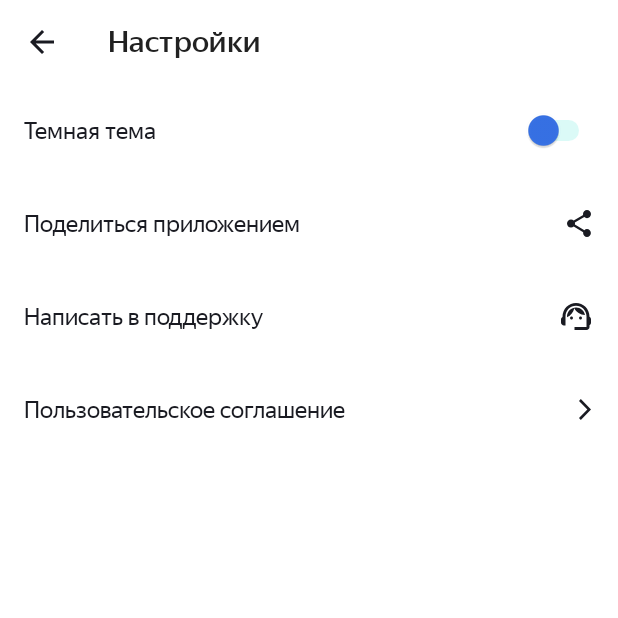
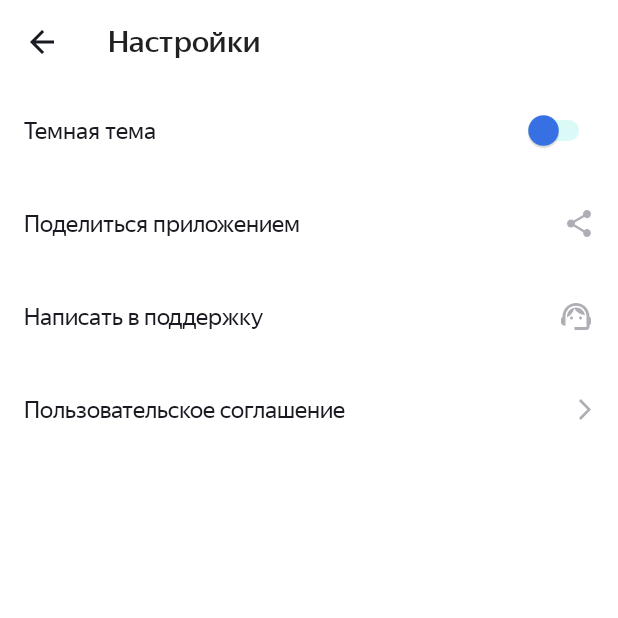
Before and after one commit to MalyhinIlya/PlaylistMaker, an Android app: the SettingsActivity screen opened directly, with no data from a screen before it, on a phone screen of 412 x 824 dp, the top half of it. Run offline under Robolectric (Android 15) with nearby library versions, the phone set to English and light mode, and no system bars.

Commit message:
Спринт 9. Исправления замечаний

```diff
--- a/app/src/main/java/ru/practicum/playlistmaker/SettingsActivity.kt
+++ b/app/src/main/java/ru/practicum/playlistmaker/SettingsActivity.kt
@@ -31,25 +31,25 @@ class SettingsActivity : AppCompatActivity() {
         toolbar.setTitleTextAppearance(this, R.style.header_style)
         toolbar.setNavigationOnClickListener { finish() }
 
+        findViewById<TextView>(R.id.share_app).setOnClickListener {
             val shareAppIntent = Intent(Intent.ACTION_SEND)
             shareAppIntent.setType("text/plain")
             shareAppIntent.putExtra(Intent.EXTRA_TEXT, getString(R.string.share_app_link))
-        findViewById<TextView>(R.id.share_app).setOnClickListener {
             startActivity(shareAppIntent)
         }
 
+        findViewById<TextView>(R.id.need_help).setOnClickListener {
             val needHelpIntent = Intent(Intent.ACTION_SENDTO)
             needHelpIntent.data = "mailto:".toUri()
-        needHelpIntent.putExtra(Intent.EXTRA_EMAIL, getString(R.string.contact_us))
+            needHelpIntent.putExtra(Intent.EXTRA_EMAIL, arrayOf(getString(R.string.contact_us)))
             needHelpIntent.putExtra(Intent.EXTRA_SUBJECT, getString(R.string.need_help_mail_subject))
             needHelpIntent.putExtra(Intent.EXTRA_TEXT, getString(R.string.need_help_mail_message))
-        findViewById<TextView>(R.id.need_help).setOnClickListener {
             startActivity(needHelpIntent)
         }
 
+        findViewById<TextView>(R.id.user_aggreement).setOnClickListener {
             val userAgreementIntent = Intent(Intent.ACTION_VIEW)
             userAgreementIntent.data = getString(R.string.user_agreement_link).toUri()
-        findViewById<TextView>(R.id.user_aggreement).setOnClickListener {
             startActivity(userAgreementIntent)
         }
 
--- a/app/src/main/res/drawable/search.xml
+++ b/app/src/main/res/drawable/search.xml
@@ -1,5 +1,5 @@
 <vector xmlns:android="http://schemas.android.com/apk/res/android"
-    android:width="16dp"
+    android:width="14dp"
     android:height="14dp"
     android:viewportWidth="16"
     android:viewportHeight="14">
--- a/app/src/main/res/layout/activity_search.xml
+++ b/app/src/main/res/layout/activity_search.xml
@@ -6,6 +6,7 @@
     android:layout_width="match_parent"
     android:layout_height="match_parent"
     android:orientation="vertical"
+    android:background="?attr/colorPrimary"
     tools:context=".SearchActivity">
     <com.google.android.material.appbar.MaterialToolbar
         android:id="@+id/back_to_main"
@@ -35,8 +36,8 @@
             android:layout_marginEnd="@dimen/edit_text_end_icon_margin_end"
             android:scaleType="centerCrop"
             android:layout_gravity="end|center"
-            android:visibility="gone"
+            android:visibility="visible"
             android:background="?attr/selectableItemBackground"
-            app:tint="?attr/colorOnSecondary" />
+            app:tint="?attr/hintTextColor" />
     </FrameLayout>
 </LinearLayout>
--- a/app/src/main/res/layout/activity_settings.xml
+++ b/app/src/main/res/layout/activity_settings.xml
@@ -4,6 +4,7 @@
     android:layout_height="match_parent"
     android:id="@+id/main"
     xmlns:app="http://schemas.android.com/apk/res-auto"
+    android:background="?attr/colorPrimary"
     android:orientation="vertical">
 
     <com.google.android.material.appbar.MaterialToolbar
--- a/app/src/main/res/values-night/themes.xml
+++ b/app/src/main/res/values-night/themes.xml
@@ -8,5 +8,6 @@
         <item name="editTextBackground">@color/white</item>
         <item name="hintTextColor">@color/dark_base_color</item>
         <item name="editTextColor">@color/dark_base_color</item>
+        <item name="drawableTint">@color/white</item>
     </style>
 </resources>
--- a/app/src/main/res/values/colors.xml
+++ b/app/src/main/res/values/colors.xml
@@ -3,7 +3,7 @@
     <color name="black">#FF000000</color>
     <color name="white">#FFFFFFFF</color>
     <color name="base_font_color">#1A1B22</color>
-    <color name="base_hint_color">#AEAFB4</color>
+    <color name="base_tint_color">#AEAFB4</color>
     <color name="search_field_background">#F0F0F0</color>
     <color name="main_screen_background">#3772E7</color>
     <color name="switch_thumb_color">#3772E7</color>
--- a/app/src/main/res/values/styles.xml
+++ b/app/src/main/res/values/styles.xml
@@ -3,7 +3,7 @@
     <style name="main_screen_background" parent="Base.Theme.PlaylistMaker">
         <item name="background">@color/main_screen_background</item>
     </style>
-    <style name="main_buttons_style" parent="Widget.MaterialComponents.Button">
+    <style name="main_buttons_style" parent="Widget.MaterialComponents.Button.UnelevatedButton">
         <item name="android:layout_marginHorizontal">@dimen/main_horizontal_margin</item>
         <item name="android:layout_weight">1</item>
         <item name="android:backgroundTint">@color/white</item>
@@ -28,7 +28,7 @@
         <item name="android:paddingEnd">@dimen/settings_end_padding</item>
         <item name="android:textColor">?attr/colorOnPrimary</item>
         <item name="drawableEndCompat">@drawable/share_app</item>
-        <item name="drawableTint">?attr/colorOnPrimary</item>
+        <item name="drawableTint">?attr/drawableTint</item>
         <item name="android:fontFamily">@font/ys_display_regular</item>
         <item name="android:textSize">16sp</item>
     </style>
--- a/app/src/main/res/values/themes.xml
+++ b/app/src/main/res/values/themes.xml
@@ -6,7 +6,8 @@
         <item name="backgroundColor">@color/main_screen_background</item>
         <item name="colorOnBackground">@color/white</item>
         <item name="editTextBackground">@color/search_field_background</item>
-        <item name="hintTextColor">@color/base_hint_color</item>
+        <item name="hintTextColor">@color/base_tint_color</item>
         <item name="editTextColor">@color/dark_base_color</item>
+        <item name="drawableTint">@color/base_tint_color</item>
     </style>
 </resources>
```
Also changed, not shown: app/src/main/java/ru/practicum/playlistmaker/SearchActivity.kt (+19 -19 lines), app/src/main/res/drawable/close_cross.xml (+6 -6 lines). Lines whose indentation alone changed are shown as unchanged.
